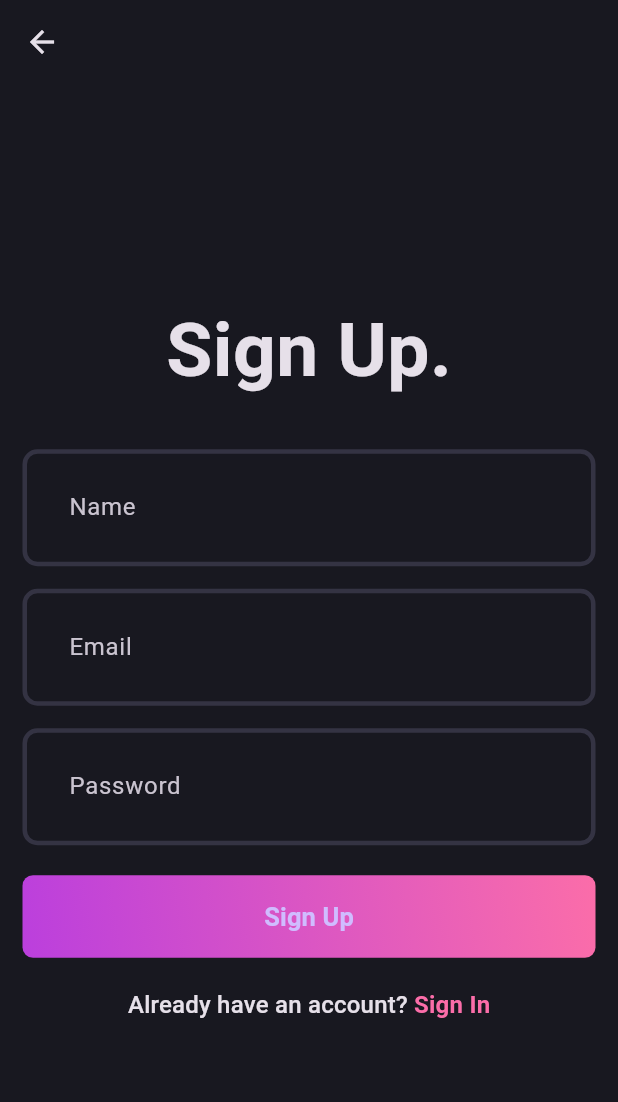
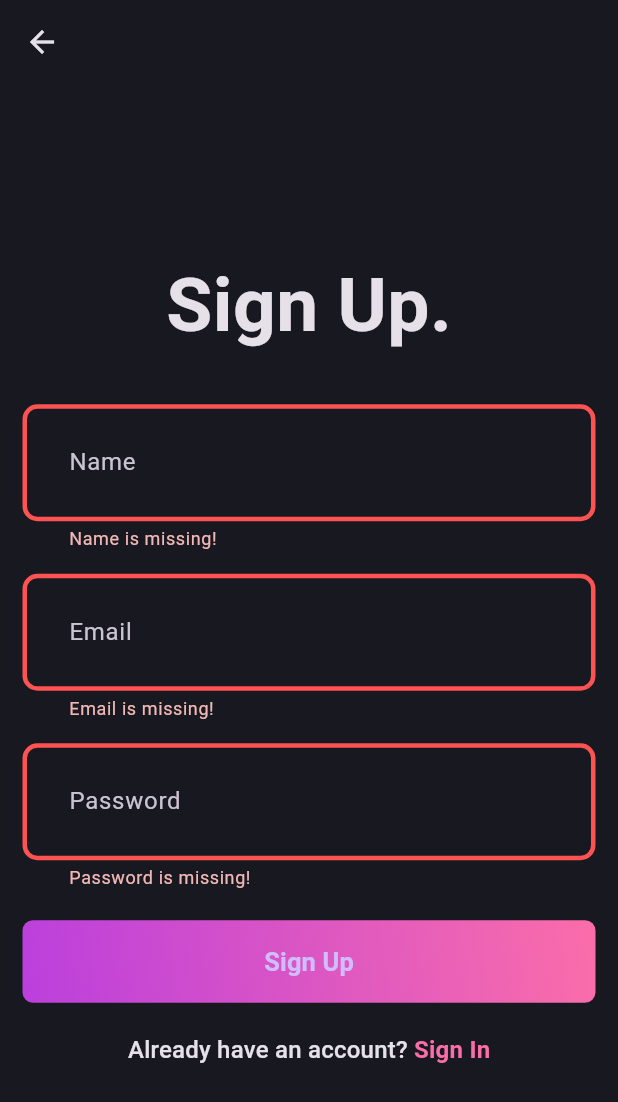
Before and after one commit to ItsAzura/flutter_blog_app_clean_architecture, a Flutter app: the SignUpPage screen opened directly, after a tap on "Sign Up", on a phone screen of 412 x 824 dp. Shown: the top 1102 px of the screen. Run offline on Flutter 3.47's test engine with Material 3 defaults, Android fonts, the phone set to English and light mode, and no system bars; our stand-ins replace bloc, flutter_bloc, fpdart, supabase_flutter; accounts and stored records are empty.

Commit message:
Implement AuthBloc with sign-up functionality and related events and states; update dependencies for Bloc integration

```diff
--- /dev/null
+++ b/lib/features/auth/presentation/bloc/auth_bloc.dart
@@ -0,0 +1,30 @@
+import 'package:bloc/bloc.dart';
+import 'package:blog_app/core/common/entities/user.dart';
+import 'package:blog_app/features/auth/domain/usecases/user_sign_up.dart';
+import 'package:meta/meta.dart';
+
+part 'auth_event.dart';
+part 'auth_state.dart';
+
+class AuthBloc extends Bloc<AuthEvent, AuthState> {
+  final UserSignUp _userSignUp;
+  AuthBloc({required UserSignUp userSignUp})
+    : _userSignUp = userSignUp,
+      super(AuthInitial()) {
+    on<AuthEvent>((event, emit) {});
+    on<AuthSignUp>((event, emit) async {
+      final res = await _userSignUp(
+        UserSignUpParams(
+          email: event.email,
+          password: event.password,
+          name: event.name,
+        ),
+      );
+
+      res.fold(
+        (failure) => emit(AuthFailure(failure.message)),
+        (user) => emit(AuthSuccess(user)),
+      );
+    });
+  }
+}
--- /dev/null
+++ b/lib/features/auth/presentation/bloc/auth_event.dart
@@ -0,0 +1,12 @@
+part of 'auth_bloc.dart';
+
+@immutable
+sealed class AuthEvent {}
+
+final class AuthSignUp extends AuthEvent {
+  final String name;
+  final String email;
+  final String password;
+
+  AuthSignUp({required this.name, required this.email, required this.password});
+}
--- /dev/null
+++ b/lib/features/auth/presentation/bloc/auth_state.dart
@@ -0,0 +1,20 @@
+part of 'auth_bloc.dart';
+
+@immutable
+sealed class AuthState {}
+
+final class AuthInitial extends AuthState {}
+
+final class AuthLoading extends AuthState {}
+
+final class AuthSuccess extends AuthState {
+  final User user;
+
+  AuthSuccess(this.user);
+}
+
+final class AuthFailure extends AuthState {
+  final String message;
+
+  AuthFailure(this.message);
+}
--- a/lib/features/auth/presentation/pages/login_page.dart
+++ b/lib/features/auth/presentation/pages/login_page.dart
@@ -1,5 +1,4 @@
 import 'package:blog_app/core/theme/app_palette.dart';
-import 'package:blog_app/features/auth/presentation/pages/signup_page.dart';
 import 'package:blog_app/features/auth/presentation/widgets/auth_button.dart';
 import 'package:blog_app/features/auth/presentation/widgets/auth_field.dart';
 import 'package:flutter/material.dart';
--- a/lib/features/auth/presentation/pages/signup_page.dart
+++ b/lib/features/auth/presentation/pages/signup_page.dart
@@ -1,7 +1,9 @@
 import 'package:blog_app/core/theme/app_palette.dart';
+import 'package:blog_app/features/auth/presentation/bloc/auth_bloc.dart';
 import 'package:blog_app/features/auth/presentation/widgets/auth_button.dart';
 import 'package:blog_app/features/auth/presentation/widgets/auth_field.dart';
 import 'package:flutter/material.dart';
+import 'package:flutter_bloc/flutter_bloc.dart';
 
 class SignUpPage extends StatefulWidget {
   const SignUpPage({super.key});
@@ -41,7 +43,20 @@ class _SignUpPageState extends State<SignUpPage> {
                 isObscureText: true,
               ),
               const SizedBox(height: 20),
-              AuthButton(buttonText: 'Sign Up', onPressed: () {}),
+              AuthButton(
+                buttonText: 'Sign Up',
+                onPressed: () {
+                  if (formKey.currentState!.validate()) {
+                    context.read<AuthBloc>().add(
+                      AuthSignUp(
+                        name: nameController.text.trim(),
+                        email: emailController.text.trim(),
+                        password: passwordController.text.trim(),
+                      ),
+                    );
+                  }
+                },
+              ),
               const SizedBox(height: 20),
               GestureDetector(
                 onTap: () {
--- a/pubspec.yaml
+++ b/pubspec.yaml
@@ -36,6 +36,7 @@ dependencies:
   cupertino_icons: ^1.0.8
   fpdart: ^1.1.1
   supabase_flutter: ^2.9.1
+  flutter_bloc: ^9.1.1
 
 dev_dependencies:
   flutter_test:
```
Also changed, not shown: lib/main.dart (+21 -1 lines), pubspec.lock.
